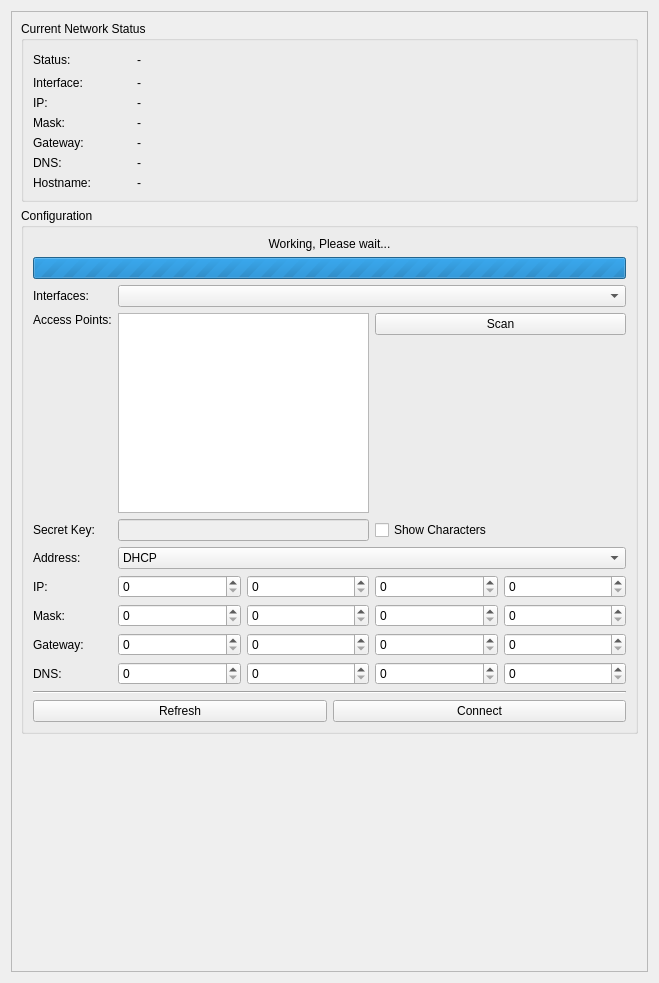
Qt form src/brickv/plugin_system/plugins/red/ui/red_tab_settings_network.ui (Tinkerforge/brickv) before a commit.
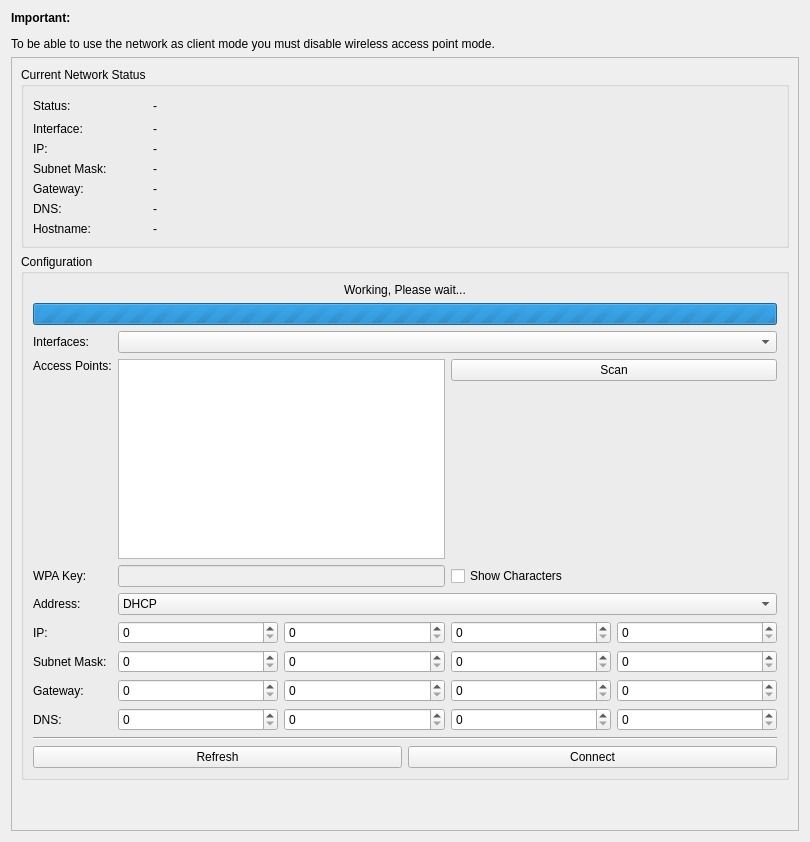
The same form after that commit.

Commit message: red-brick: Additional GUI stuffs for access point settings.

Patch:
```diff
--- a/src/brickv/plugin_system/plugins/red/ui/red_tab_settings_network.ui
+++ b/src/brickv/plugin_system/plugins/red/ui/red_tab_settings_network.ui
@@ -6,16 +6,23 @@
    <rect>
     <x>0</x>
     <y>0</y>
-    <width>659</width>
-    <height>983</height>
+    <width>810</width>
+    <height>842</height>
    </rect>
   </property>
   <property name="windowTitle">
    <string>Form</string>
   </property>
-  <layout class="QVBoxLayout" name="verticalLayout_2">
-   <item>
-    <widget class="QScrollArea" name="scrollArea">
+  <layout class="QGridLayout" name="gridLayout">
+   <item row="0" column="0">
+    <widget class="QLabel" name="label_net_disabled">
+     <property name="text">
+      <string>&lt;html&gt;&lt;head/&gt;&lt;body&gt;&lt;p&gt;&lt;span style=&quot; font-weight:600;&quot;&gt;Important:&lt;/span&gt;&lt;/p&gt;&lt;p&gt;To be able to use the network as client mode you must disable wireless access point mode.&lt;/p&gt;&lt;/body&gt;&lt;/html&gt;</string>
+     </property>
+    </widget>
+   </item>
+   <item row="1" column="0">
+    <widget class="QScrollArea" name="sarea_net">
      <property name="widgetResizable">
       <bool>true</bool>
      </property>
@@ -23,9 +30,9 @@
       <property name="geometry">
        <rect>
         <x>0</x>
-        <y>0</y>
-        <width>639</width>
-        <height>963</height>
+        <y>-33</y>
+        <width>774</width>
+        <height>803</height>
        </rect>
       </property>
       <layout class="QVBoxLayout" name="verticalLayout">
@@ -243,7 +250,7 @@
               <item row="6" column="0">
                <widget class="QLabel" name="label_mask">
                 <property name="text">
-                 <string>Mask:</string>
+                 <string>Subnet Mask:</string>
                 </property>
                 <property name="buddy">
                  <cstring>sbox_net_mask1</cstring>
@@ -270,7 +277,7 @@
               <item row="3" column="0">
                <widget class="QLabel" name="label_key">
                 <property name="text">
-                 <string>Secret Key:</string>
+                 <string>WPA Key:</string>
                 </property>
                 <property name="buddy">
                  <cstring>ledit_net_wireless_key</cstring>
@@ -391,6 +398,9 @@
                      <property name="text">
                       <string>Scan</string>
                      </property>
+                     <property name="flat">
+                      <bool>false</bool>
+                     </property>
                     </widget>
                    </item>
                    <item>
@@ -548,7 +558,7 @@
               <item row="3" column="0">
                <widget class="QLabel" name="label_10">
                 <property name="text">
-                 <string>Mask:</string>
+                 <string>Subnet Mask:</string>
                 </property>
                </widget>
               </item>
```
Left out of the diff: 2 changed lines with no effect on the pictures. The commit also changes 7 other files.
